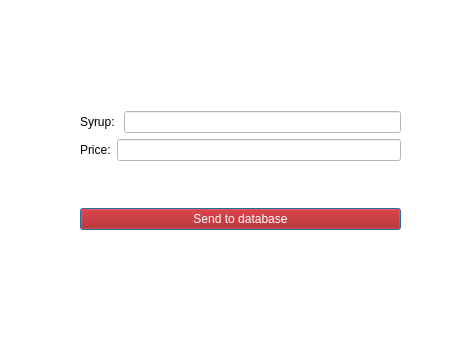
This is newsyrupwidget.ui in Omazz/CoffeeMachineServer as Qt 5 draws it before an edit. The edited form follows.
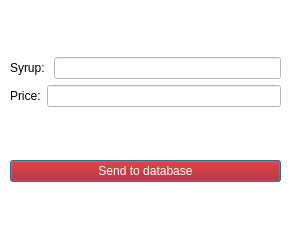
This is the edited form.

Diff of the .ui file:
```diff
--- a/newsyrupwidget.ui
+++ b/newsyrupwidget.ui
@@ -6,8 +6,8 @@
    <rect>
     <x>0</x>
     <y>0</y>
-    <width>474</width>
-    <height>342</height>
+    <width>300</width>
+    <height>240</height>
    </rect>
   </property>
   <property name="windowTitle">
@@ -16,13 +16,13 @@
   <property name="styleSheet">
    <string notr="true">background-color:white;</string>
   </property>
-  <widget class="QWidget" name="">
+  <widget class="QWidget" name="layoutWidget">
    <property name="geometry">
     <rect>
-     <x>80</x>
-     <y>70</y>
-     <width>321</width>
-     <height>201</height>
+     <x>10</x>
+     <y>10</y>
+     <width>271</width>
+     <height>221</height>
     </rect>
    </property>
    <layout class="QVBoxLayout" name="verticalLayout_2">
```
Left out of the diff: 6 changed lines with no effect on the pictures.
